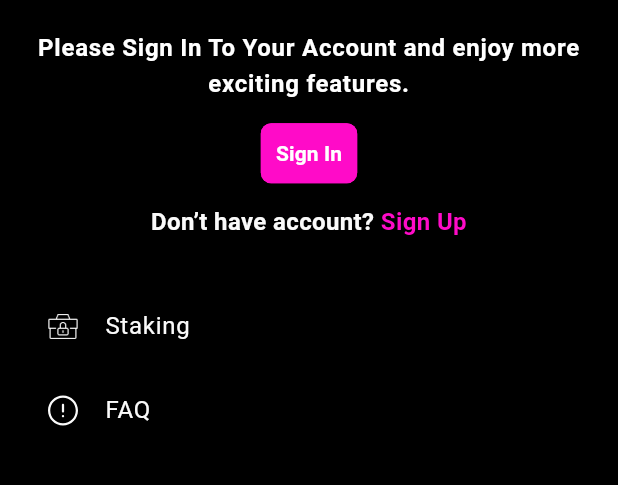
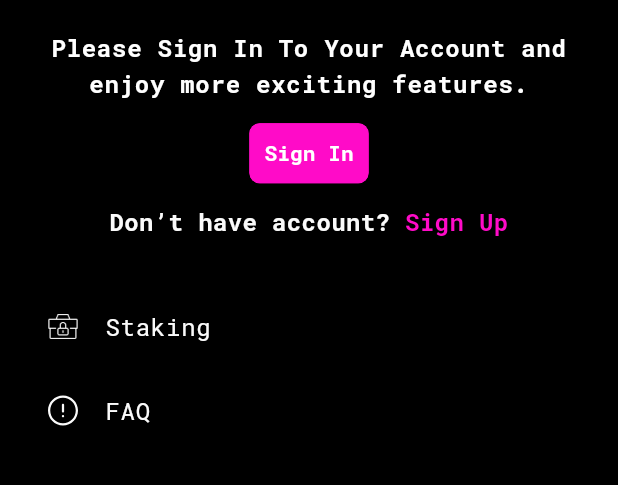
Before and after one commit to hammadkhandev/crypto_exchange, a Flutter app: the RootScreen screen opened directly, with the side drawer open, on a phone screen of 412 x 824 dp, the part 290-775 px from its top. Run offline on Flutter 3.47's test engine with Material 3 defaults, Android fonts, the phone set to English and light mode, and no system bars; drawn by our look-alikes of animated_bottom_navigation_bar, auto_size_text; our stand-ins replace cached_network_image, carousel_slider, connectivity_plus, country_picker, easy_refresh, flutter_dotenv and 18 more; missing offline and left inert: candlesticks, crisp, fk_user_agent, flutter_stripe, http_auth, persona_flutter and 2 more; accounts and stored records are empty; network calls fail; project files that could hold a hidden picture were left out.

Commit message:
intial commit

```diff
--- a/lib/utils/theme.dart
+++ b/lib/utils/theme.dart
@@ -51,15 +51,15 @@ class Themes {
   );
 
   static final darkTextTheme = TextTheme(
-    titleSmall: GoogleFonts.roboto(fontWeight: FontWeight.bold, color: cWhite, fontSize: Dimens.titleFontSizeSmall),
-    labelSmall: GoogleFonts.roboto(fontWeight: FontWeight.normal, color: cSonicSilver, fontSize: Dimens.regularFontSizeSmall),
-    bodyLarge: GoogleFonts.roboto(fontWeight: FontWeight.bold, color: cWhite, fontSize: Dimens.titleFontSizeSmall),
+    titleSmall: GoogleFonts.robotoMono(fontWeight: FontWeight.bold, color: cWhite, fontSize: Dimens.titleFontSizeSmall),
+    labelSmall: GoogleFonts.robotoMono(fontWeight: FontWeight.normal, color: cSonicSilver, fontSize: Dimens.regularFontSizeSmall),
+    bodyLarge: GoogleFonts.robotoMono(fontWeight: FontWeight.bold, color: cWhite, fontSize: Dimens.titleFontSizeSmall),
     //for button
-    labelLarge: GoogleFonts.roboto(fontWeight: FontWeight.bold, color: cWhite, fontSize: Dimens.buttonFontSize),
+    labelLarge: GoogleFonts.robotoMono(fontWeight: FontWeight.bold, color: cWhite, fontSize: Dimens.buttonFontSize),
     //For TextField
-    bodyMedium: GoogleFonts.roboto(fontWeight: FontWeight.normal, color: cWhite, fontSize: Dimens.regularFontSizeMid),
+    bodyMedium: GoogleFonts.robotoMono(fontWeight: FontWeight.normal, color: cWhite, fontSize: Dimens.regularFontSizeMid),
     //For Support currency symbol
-    bodySmall: GoogleFonts.roboto(fontWeight: FontWeight.normal, color: cSonicSilver, fontSize: Dimens.regularFontSizeSmall),
+    bodySmall: GoogleFonts.robotoMono(fontWeight: FontWeight.normal, color: cSonicSilver, fontSize: Dimens.regularFontSizeSmall),
   );
 }
 
```
Also changed, not shown: 3 other files.
